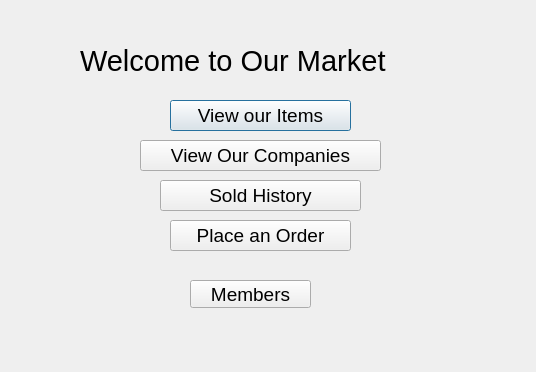
The window that main.ui (dannnnny12/projectDB) describes before a commit, drawn with Qt 5.
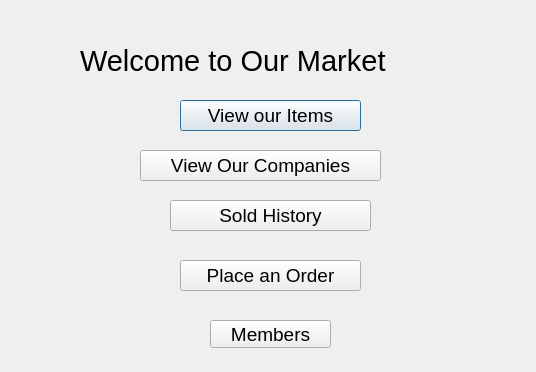
The same window after the commit.

```diff
--- a/main.ui
+++ b/main.ui
@@ -35,7 +35,7 @@
   <widget class="QPushButton" name="viewOurItems">
    <property name="geometry">
     <rect>
-     <x>170</x>
+     <x>180</x>
      <y>100</y>
      <width>181</width>
      <height>31</height>
@@ -55,7 +55,7 @@
    <property name="geometry">
     <rect>
      <x>140</x>
-     <y>140</y>
+     <y>150</y>
      <width>241</width>
      <height>31</height>
     </rect>
@@ -73,8 +73,8 @@
   <widget class="QPushButton" name="pushButton">
    <property name="geometry">
     <rect>
-     <x>160</x>
-     <y>180</y>
+     <x>170</x>
+     <y>200</y>
      <width>201</width>
      <height>31</height>
     </rect>
@@ -92,8 +92,8 @@
   <widget class="QPushButton" name="placeAnOrder">
    <property name="geometry">
     <rect>
-     <x>170</x>
-     <y>220</y>
+     <x>180</x>
+     <y>260</y>
      <width>181</width>
      <height>31</height>
     </rect>
@@ -111,8 +111,8 @@
   <widget class="QPushButton" name="pushButton_2">
    <property name="geometry">
     <rect>
-     <x>190</x>
-     <y>280</y>
+     <x>210</x>
+     <y>320</y>
      <width>121</width>
      <height>28</height>
     </rect>
```
Left out of the diff: 4 changed lines with no effect on the pictures.
